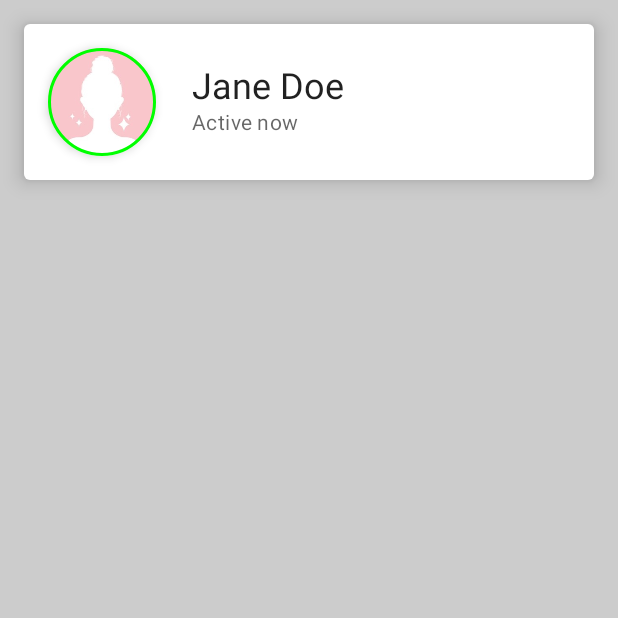
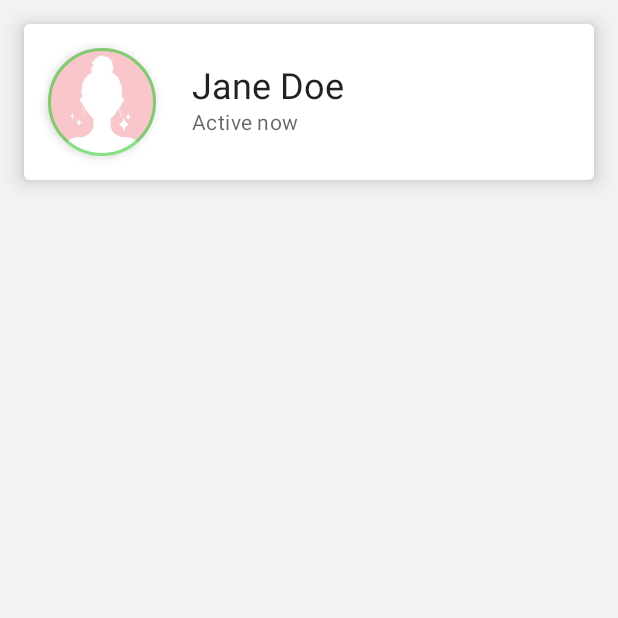
Before and after one commit to ancutamaria/JetpackCompose, an Android app built with Jetpack Compose: the screen it shows after launch (MainActivity), on a phone screen of 412 x 824 dp, the top half of it. Run offline under Robolectric (Android 15) with nearby library versions, the phone set to English and light mode, and no system bars.

Commit message:
ProfileCard -> Customize colors in theme

```diff
--- a/ProfileCard/app/src/main/java/com/am/profilecard/MainActivity.kt
+++ b/ProfileCard/app/src/main/java/com/am/profilecard/MainActivity.kt
@@ -18,6 +18,7 @@ import androidx.compose.ui.res.painterResource
 import androidx.compose.ui.tooling.preview.Preview
 import androidx.compose.ui.unit.dp
 import com.am.profilecard.ui.theme.MyTheme
+import com.am.profilecard.ui.theme.lightGreen
 
 class MainActivity : ComponentActivity() {
     override fun onCreate(savedInstanceState: Bundle?) {
@@ -33,8 +34,7 @@ class MainActivity : ComponentActivity() {
 @Composable
 fun MainScreen() {
     Surface(
-        modifier = Modifier.fillMaxSize(),
-        color = Color.LightGray
+        modifier = Modifier.fillMaxSize()
     ) {
         ProfileCard()
     }
@@ -49,7 +49,8 @@ fun ProfileCard() {
             .wrapContentHeight(
                 align = Alignment.Top
             ),
-        elevation = 8.dp
+        elevation = 8.dp,
+        backgroundColor = Color.White
     ) {
         Row(
             modifier = Modifier
@@ -70,7 +71,7 @@ fun ProfilePicture() {
         shape = CircleShape,
         border = BorderStroke(
             width = 2.dp,
-            color = Color.Green,
+            color = MaterialTheme.colors.lightGreen,
         ),
         modifier = Modifier.padding(16.dp),
         elevation = 4.dp
--- a/ProfileCard/app/src/main/java/com/am/profilecard/ui/theme/Color.kt
+++ b/ProfileCard/app/src/main/java/com/am/profilecard/ui/theme/Color.kt
@@ -1,8 +1,17 @@
 package com.am.profilecard.ui.theme
 
+import androidx.compose.material.Colors
+import androidx.compose.runtime.Composable
 import androidx.compose.ui.graphics.Color
 
 val Purple200 = Color(0xFFBB86FC)
 val Purple500 = Color(0xFF6200EE)
 val Purple700 = Color(0xFF3700B3)
 val Teal200 = Color(0xFF03DAC5)
+
+val veryLightGray = Color(0x60DCDCDC)
+val lightGreen200 = Color(0x9932CD32)
+
+@get:Composable
+val Colors.lightGreen: Color
+    get() = lightGreen200
--- a/ProfileCard/app/src/main/java/com/am/profilecard/ui/theme/Theme.kt
+++ b/ProfileCard/app/src/main/java/com/am/profilecard/ui/theme/Theme.kt
@@ -5,6 +5,7 @@ import androidx.compose.material.MaterialTheme
 import androidx.compose.material.darkColors
 import androidx.compose.material.lightColors
 import androidx.compose.runtime.Composable
+import androidx.compose.ui.graphics.Color
 
 private val DarkColorPalette = darkColors(
     primary = Purple200,
@@ -15,11 +16,12 @@ private val DarkColorPalette = darkColors(
 private val LightColorPalette = lightColors(
     primary = Purple500,
     primaryVariant = Purple700,
-    secondary = Teal200
+    secondary = Teal200,
+    surface = veryLightGray,
+
 
     /* Other default colors to override
     background = Color.White,
-    surface = Color.White,
     onPrimary = Color.White,
     onSecondary = Color.Black,
     onBackground = Color.Black,
```
